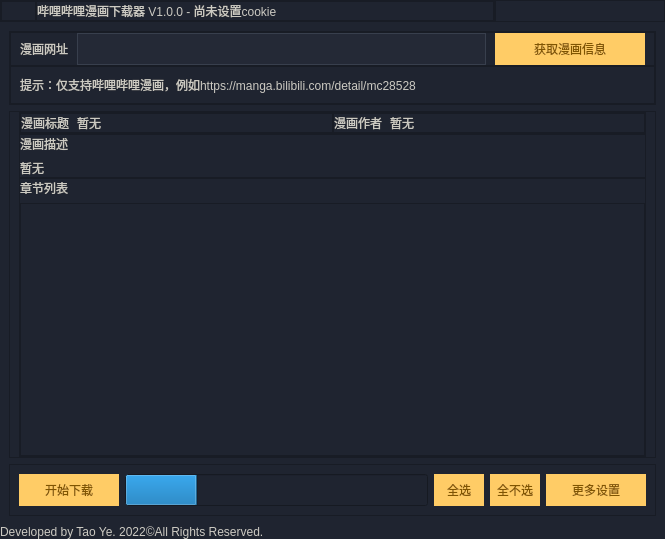
This is src/ui/template.ui in MOMOYATW/bilibili_manga_downloader as Qt 5 draws it before an edit. The edited form follows.
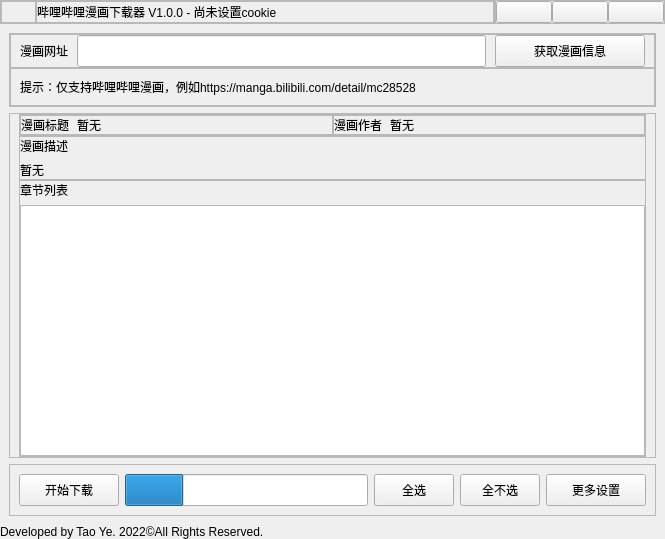
This is the edited form. Icons and pictures are not drawn.

The edit to the form file:
```diff
--- a/src/ui/template.ui
+++ b/src/ui/template.ui
@@ -55,7 +55,7 @@
        <bool>true</bool>
       </property>
       <property name="styleSheet">
-       <string notr="true">background-color:#1f2430</string>
+       <string notr="true"/>
       </property>
       <layout class="QVBoxLayout" name="verticalLayout">
        <property name="spacing">
@@ -227,7 +227,7 @@
                    <bool>true</bool>
                   </property>
                   <property name="styleSheet">
-                   <string notr="true">color:#cccac2</string>
+                   <string notr="true"/>
                   </property>
                   <property name="text">
                    <string>哔哩哔哩漫画下载器 V1.0.0 - 尚未设置cookie</string>
@@ -285,8 +285,7 @@
                 <bool>true</bool>
                </property>
                <property name="styleSheet">
-                <string notr="true">QPushButton{border:none}
-QPushButton:hover{background-color:#363a45}</string>
+                <string notr="true"/>
                </property>
                <property name="text">
                 <string/>
@@ -315,8 +314,7 @@
                 <bool>true</bool>
                </property>
                <property name="styleSheet">
-                <string notr="true">QPushButton{border:none}
-QPushButton:hover{background-color:#363a45}</string>
+                <string notr="true"/>
                </property>
                <property name="text">
                 <string/>
@@ -339,8 +337,7 @@
                 <bool>true</bool>
                </property>
                <property name="styleSheet">
-                <string notr="true">QPushButton{border:none}
-QPushButton:hover{background-color:#d41325}</string>
+                <string notr="true"/>
                </property>
                <property name="text">
                 <string/>
@@ -441,7 +438,7 @@
                    <bool>true</bool>
                   </property>
                   <property name="styleSheet">
-                   <string notr="true">color:#cccac2</string>
+                   <string notr="true"/>
                   </property>
                   <property name="text">
                    <string>漫画网址</string>
@@ -475,15 +472,7 @@
                    <string/>
                   </property>
                   <property name="styleSheet">
-                   <string notr="true">QLineEdit{
-	border:1px solid #383f4d;
-	background-color:#242936;
-	color:#cccac2
-}
-
-QLineEdit:focus{
-	border:1px solid #c4a25f;
-}</string>
+                   <string notr="true"/>
                   </property>
                   <property name="placeholderText">
                    <string/>
@@ -514,15 +503,7 @@
                    <bool>true</bool>
                   </property>
                   <property name="styleSheet">
-                   <string notr="true">QPushButton{
-background-color:#ffcc66;
-color:#805500;
-border-style:outset;
-}
-
-QPushButton:hover{
-background-color:#fac761;
-}</string>
+                   <string notr="true"/>
                   </property>
                   <property name="text">
                    <string>获取漫画信息</string>
@@ -553,7 +534,7 @@
                    <bool>true</bool>
                   </property>
                   <property name="styleSheet">
-                   <string notr="true">color:#cccac2</string>
+                   <string notr="true"/>
                   </property>
                   <property name="text">
                    <string>提示：仅支持哔哩哔哩漫画，例如https://manga.bilibili.com/detail/mc28528</string>
@@ -656,7 +637,7 @@
                       <bool>true</bool>
                      </property>
                      <property name="styleSheet">
-                      <string notr="true">color:#cccac2</string>
+                      <string notr="true"/>
                      </property>
                      <property name="text">
                       <string>漫画标题</string>
@@ -669,7 +650,7 @@
                       <bool>true</bool>
                      </property>
                      <property name="styleSheet">
-                      <string notr="true">color:#cccac2</string>
+                      <string notr="true"/>
                      </property>
                      <property name="text">
                       <string>暂无</string>
@@ -718,7 +699,7 @@
                       <bool>true</bool>
                      </property>
                      <property name="styleSheet">
-                      <string notr="true">color:#cccac2</string>
+                      <string notr="true"/>
                      </property>
                      <property name="text">
                       <string>漫画作者</string>
@@ -731,7 +712,7 @@
                       <bool>true</bool>
                      </property>
                      <property name="styleSheet">
-                      <string notr="true">color:#cccac2</string>
+                      <string notr="true"/>
                      </property>
                      <property name="text">
                       <string>暂无</string>
@@ -786,7 +767,7 @@
                    <bool>true</bool>
                   </property>
                   <property name="styleSheet">
-                   <string notr="true">color:#cccac2</string>
+                   <string notr="true"/>
                   </property>
                   <property name="text">
                    <string>漫画描述</string>
@@ -799,7 +780,7 @@
                    <bool>true</bool>
                   </property>
                   <property name="styleSheet">
-                   <string notr="true">color:#cccac2</string>
+                   <string notr="true"/>
                   </property>
                   <property name="text">
                    <string>暂无</string>
@@ -851,7 +832,7 @@
                    <bool>true</bool>
                   </property>
                   <property name="styleSheet">
-                   <string notr="true">color:#cccac2</string>
+                   <string notr="true"/>
                   </property>
                   <property name="text">
                    <string>章节列表</string>
@@ -864,12 +845,7 @@
                    <bool>true</bool>
                   </property>
                   <property name="styleSheet">
-                   <string notr="true">QListWidget{
-	color:#cccac2;
-}
-QListWidget:focus{
-	border:1px solid #bc9a56;
-}</string>
+                   <string notr="true"/>
                   </property>
                  </widget>
                 </item>
@@ -915,15 +891,7 @@
                 <bool>true</bool>
                </property>
                <property name="styleSheet">
-                <string notr="true">QPushButton{
-background-color:#ffcc66;
-color:#805500;
-border-style:outset;
-}
-
-QPushButton:hover{
-background-color:#fac761;
-}</string>
+                <string notr="true"/>
                </property>
                <property name="text">
                 <string>开始下载</string>
@@ -976,15 +944,7 @@
                 <bool>true</bool>
                </property>
                <property name="styleSheet">
-                <string notr="true">QPushButton{
-background-color:#ffcc66;
-color:#805500;
-border-style:outset;
-}
-
-QPushButton:hover{
-background-color:#fac761;
-}</string>
+                <string notr="true"/>
                </property>
                <property name="text">
                 <string>全选</string>
@@ -1018,15 +978,7 @@
                 <bool>true</bool>
                </property>
                <property name="styleSheet">
-                <string notr="true">QPushButton{
-background-color:#ffcc66;
-color:#805500;
-border-style:outset;
-}
-
-QPushButton:hover{
-background-color:#fac761;
-}</string>
+                <string notr="true"/>
                </property>
                <property name="text">
                 <string>全不选</string>
@@ -1060,15 +1012,7 @@
                 <bool>true</bool>
                </property>
                <property name="styleSheet">
-                <string notr="true">QPushButton{
-background-color:#ffcc66;
-color:#805500;
-border-style:outset;
-}
-
-QPushButton:hover{
-background-color:#fac761;
-}</string>
+                <string notr="true"/>
                </property>
                <property name="text">
                 <string>更多设置</string>
@@ -1123,7 +1067,7 @@
              <bool>true</bool>
             </property>
             <property name="styleSheet">
-             <string notr="true">color:#cccac2</string>
+             <string notr="true"/>
             </property>
             <property name="text">
              <string>Developed by Tao Ye. 2022©All Rights Reserved.</string>
```
